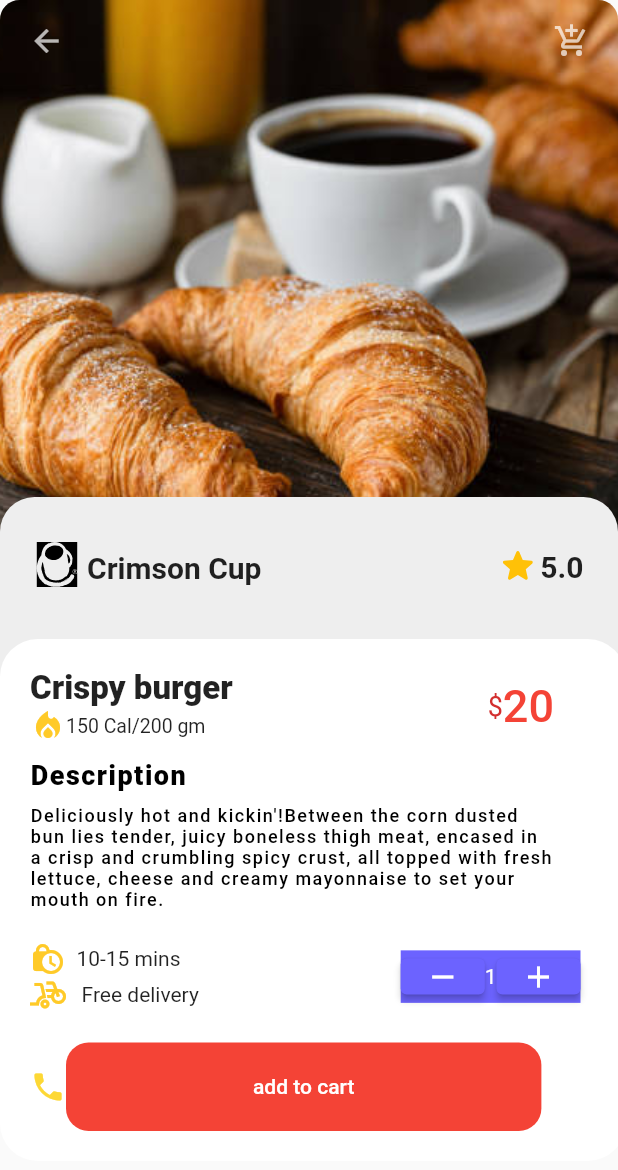
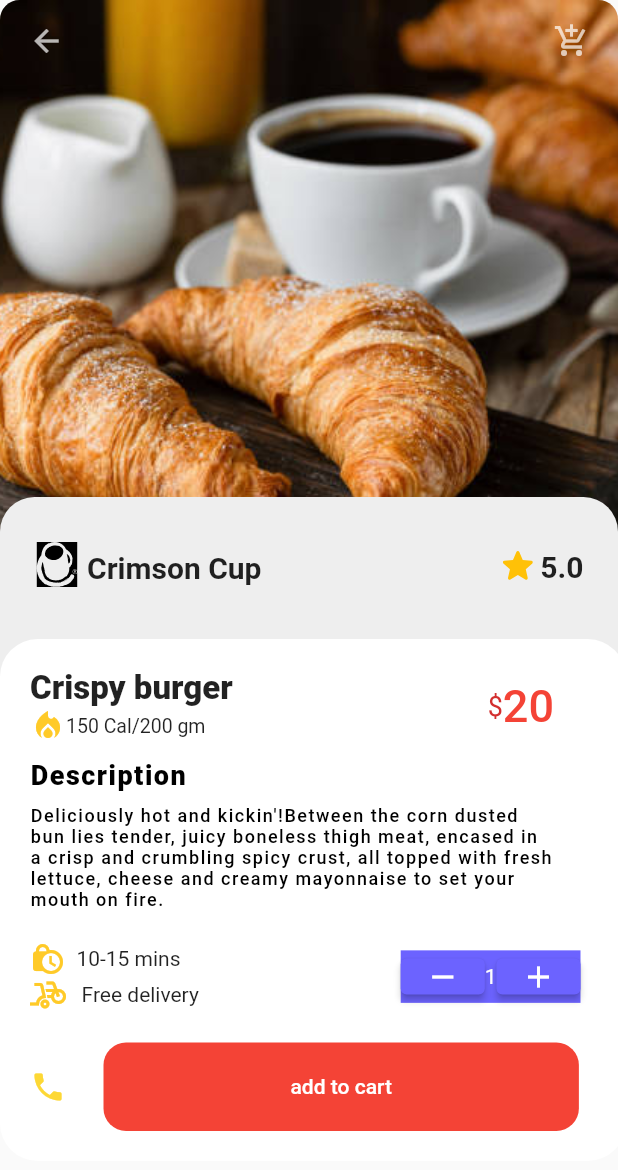
Before and after one commit to Akib7/Food-Delivery-App, a Flutter app: the CrimsonCup screen opened directly, after a tap on the "add" icon, on a phone screen of 412 x 824 dp. Shown: the top 1170 px of the screen. Run offline on Flutter 3.47's test engine with Material 2 defaults, Android fonts, the phone set to English and light mode, and no system bars; our stand-ins replace cloud_firestore, firebase_auth, firebase_core, flutter_svg, get, google_maps_flutter and 1 more; missing offline and left inert: pay, razorpay_flutter; accounts and stored records are empty.

Commit message:
adding more users to the project

```diff
--- a/delivering_app/lib/view/Food attributes/description_quantity.dart
+++ b/delivering_app/lib/view/Food attributes/description_quantity.dart
@@ -112,6 +112,9 @@ class Description extends StatelessWidget {
                       mainAxisAlignment: MainAxisAlignment.spaceBetween,
                       children: [
                         Icon(Icons.phone, color: Colors.yellow[600]),
+                        SizedBox(
+                          width: 25,
+                        ),
                         Container(
                           width: width / 1.3,
                           height: height / 14,
--- a/delivering_app/lib/view/MyHomePage.dart
+++ b/delivering_app/lib/view/MyHomePage.dart
@@ -1,6 +1,10 @@
 import 'package:delivering_app/controller/Providers/productProvider.dart';
 import 'package:delivering_app/controller/Providers/user_provider.dart';
 import 'package:delivering_app/config/constants.dart';
+import 'package:delivering_app/models/CrimsonCup.dart';
+import 'package:delivering_app/models/FoodContainer.dart';
+import 'package:delivering_app/models/KFC.dart';
+import 'package:delivering_app/models/MadChef.dart';
 
 import 'package:delivering_app/view/Search/search.dart';
 import 'package:delivering_app/view/home/drawer.dart';
@@ -29,8 +33,13 @@ class _MyHomePageState extends State<MyHomePage> {
 
   bool liked = false;
 
-  Widget popular(String image, double horizontal, double vertical) {
-    return Padding(
+  Widget popular(
+      String image, double horizontal, double vertical, Widget page) {
+    return GestureDetector(
+      onTap: () {
+        Get.to(() => page);
+      },
+      child: Padding(
         padding: EdgeInsets.symmetric(horizontal: horizontal),
         child: Stack(
           children: [
@@ -65,6 +74,7 @@ class _MyHomePageState extends State<MyHomePage> {
               ),
             ),
           ],
+        ),
       ),
     );
   }
@@ -198,7 +208,12 @@ class _MyHomePageState extends State<MyHomePage> {
                   Row(
                     mainAxisAlignment: MainAxisAlignment.spaceEvenly,
                     children: [
-                      popular('images/crimson.jpg', 28, 0),
+                      popular(
+                        'images/crimson.jpg',
+                        28,
+                        0,
+                        CrimsonCup(),
+                      ),
                       Padding(
                         padding: const EdgeInsets.all(24.0),
                         child: Row(
@@ -247,10 +262,20 @@ class _MyHomePageState extends State<MyHomePage> {
                         height: 140,
                         width: 150,
                       ),
-                      popular('images/pizza.jpg', 40, 10),
+                      popular(
+                        'images/pizza.jpg',
+                        40,
+                        10,
+                        MadChef(),
+                      ),
                     ],
                   ),
-                  popular('images/burger1.jpg', 40, 10),
+                  popular(
+                    'images/burger1.jpg',
+                    40,
+                    10,
+                    KFC(),
+                  ),
                   Row(
                     mainAxisAlignment: MainAxisAlignment.spaceBetween,
                     children: [
@@ -258,7 +283,12 @@ class _MyHomePageState extends State<MyHomePage> {
                         height: 140,
                         width: 150,
                       ),
-                      popular('images/burger2.jpg', 40, 20),
+                      popular(
+                        'images/burger2.jpg',
+                        40,
+                        20,
+                        FoodContainer(),
+                      ),
                     ],
                   ),
                 ],
```
Lines whose indentation alone changed are shown as unchanged.
